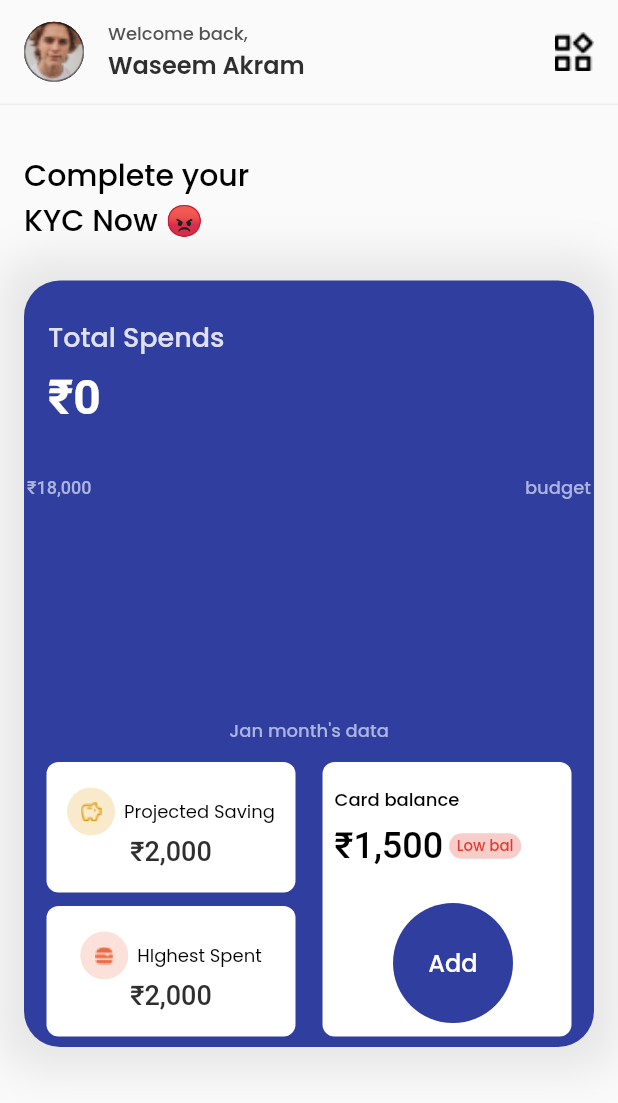
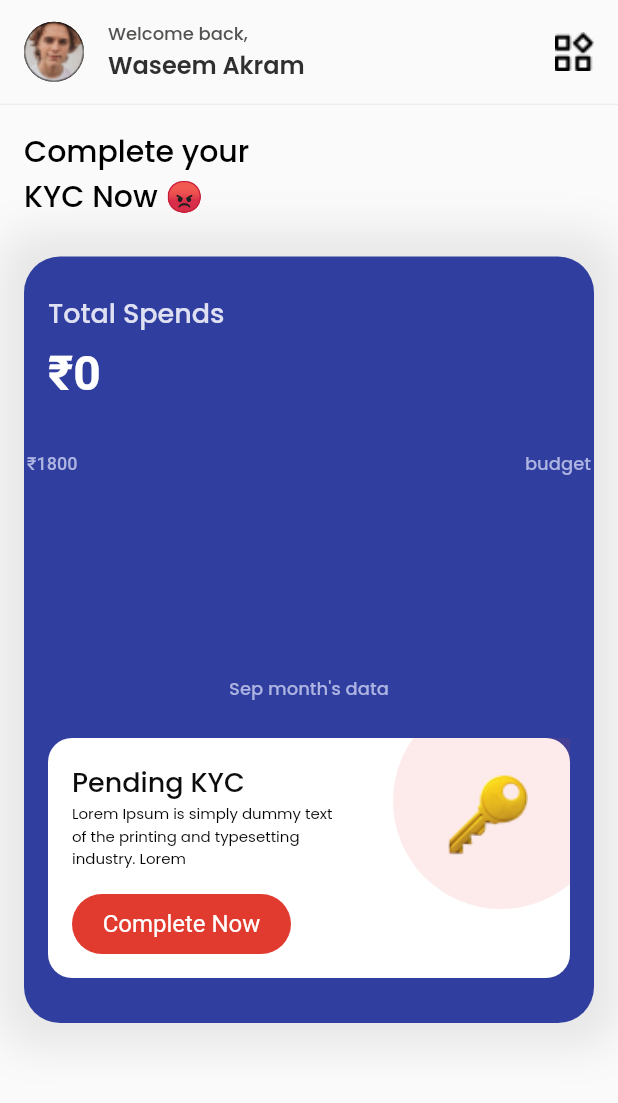
Before and after one commit to csi-vitpune/expense_tracker, a Flutter app: the screen it shows after launch, on a phone screen of 412 x 824 dp. Shown: the top 1103 px of the screen. Run offline on Flutter 3.47's test engine with Material 2 defaults, Android fonts, the phone set to English and light mode, and no system bars; drawn by our look-alikes of fl_chart; our stand-ins replace google_fonts.

Commit message:
added provider

```diff
--- a/lib/constant.dart
+++ /dev/null
@@ -1,6 +0,0 @@
-
-enum PaymentMethod{
-  Upi,
-  Card,
-  Cash
-}
--- /dev/null
+++ b/lib/providers/expenses_provider.dart
@@ -0,0 +1,38 @@
+import 'package:flutter/material.dart';
+
+import '../utils/constant.dart';
+import '../utils/models.dart';
+
+class ExpensesProvider extends ChangeNotifier {
+  bool _isKycComplete = false;
+  List<Spend> _expenses = [
+    Spend(
+        note: "base",
+        amountSpent: 1,
+        date: DateTime.utc(2022, DateTime.august, 1),
+        paymentMode: PaymentMethod.Upi),
+  ];
+
+  double _totalSpend = 0;
+
+  double get totalSpend => _totalSpend;
+
+  bool get isKycComplete => _isKycComplete;
+
+  List<Spend> get getExpenses => _expenses;
+
+  void completeKyc() {
+    _isKycComplete = true;
+    notifyListeners();
+  }
+
+  void addTransactionSpend(double amountSpend) {
+    _totalSpend = _totalSpend + amountSpend;
+    notifyListeners();
+  }
+
+  void addExpenses(Spend spend) {
+    _expenses.add(spend);
+    notifyListeners();
+  }
+}
--- /dev/null
+++ b/lib/utils/constant.dart
@@ -0,0 +1,18 @@
+enum PaymentMethod { Upi, Card, Cash }
+
+double MONTHLY_BUDGET = 1800.0;
+
+List<String> MONTHS = [
+  "January",
+  "February",
+  "March",
+  "April",
+  "May",
+  "June",
+  "July",
+  "August",
+  "September",
+  "October",
+  "November",
+  "December"
+];
--- /dev/null
+++ b/lib/utils/helper.dart
@@ -0,0 +1,26 @@
+import 'package:fl_chart/fl_chart.dart';
+import 'package:flutter/material.dart';
+import 'package:provider/provider.dart';
+
+import '../providers/expenses_provider.dart';
+
+class Helper {
+  double getDayInMonth() {
+    DateTime now = DateTime.now();
+    DateTime lastDayOfMonth = DateTime(now.year, now.month + 1, 0);
+    return lastDayOfMonth.day.toDouble();
+  }
+
+  List<FlSpot> getGraphPoints(BuildContext context) {
+    List<FlSpot> graphSpots = [];
+    double totalAmount = 0;
+    Provider.of<ExpensesProvider>(context, listen: false)
+        .getExpenses
+        .forEach((spend) {
+      int day = spend.date.day;
+      totalAmount = totalAmount + spend.amountSpent;
+      graphSpots.add(FlSpot(day.toDouble(), totalAmount));
+    });
+    return graphSpots;
+  }
+}
--- /dev/null
+++ b/lib/utils/models.dart
@@ -0,0 +1,14 @@
+import 'constant.dart';
+
+class Spend {
+  String note;
+  double amountSpent;
+  DateTime date;
+  PaymentMethod paymentMode;
+
+  Spend(
+      {required this.note,
+      required this.amountSpent,
+      required this.date,
+      required this.paymentMode});
+}
--- /dev/null
+++ b/lib/widgets/expense_graph_widget.dart
@@ -0,0 +1,53 @@
+import 'package:fl_chart/fl_chart.dart';
+import 'package:flutter/material.dart';
+
+import '../utils/constant.dart';
+import '../utils/helper.dart';
+
+class ExpenseGraphWidget extends StatelessWidget {
+  const ExpenseGraphWidget({Key? key}) : super(key: key);
+
+  @override
+  Widget build(BuildContext context) {
+    return Container(
+      width: double.infinity,
+      height: 122,
+      // color: Colors.red,
+      child: LineChart(
+        LineChartData(
+            minX: 1,
+            maxX: Helper().getDayInMonth(),
+            minY: 0,
+            maxY: MONTHLY_BUDGET,
+            borderData: FlBorderData(show: false),
+            titlesData: FlTitlesData(
+              show: true,
+              topTitles: AxisTitles(sideTitles: SideTitles(showTitles: false)),
+              rightTitles:
+                  AxisTitles(sideTitles: SideTitles(showTitles: false)),
+              bottomTitles: AxisTitles(
+                  sideTitles: SideTitles(
+                showTitles: false,
+              )),
+              leftTitles: AxisTitles(
+                  sideTitles: SideTitles(
+                showTitles: false,
+              )),
+            ),
+            gridData: FlGridData(show: false),
+            lineBarsData: [
+              LineChartBarData(
+                spots: Helper().getGraphPoints(context),
+                isCurved: true,
+                color: Color(0xffCCD2FF),
+                barWidth: 3,
+                curveSmoothness: 0.4,
+                dotData: FlDotData(
+                  show: false,
+                ),
+              )
+            ]),
+      ),
+    );
+  }
+}
--- a/lib/widgets/expense_track_widget.dart
+++ b/lib/widgets/expense_track_widget.dart
@@ -1,16 +1,19 @@
+import 'package:expense_tracker/providers/expenses_provider.dart';
 import 'package:expense_tracker/screens/add_transaction.dart';
+import 'package:expense_tracker/utils/constant.dart';
 import 'package:expense_tracker/widgets/add_expense.dart';
 import 'package:expense_tracker/widgets/complete_kyc_widget.dart';
+import 'package:expense_tracker/widgets/expense_graph_widget.dart';
 import 'package:expense_tracker/widgets/expense_highlight_widget.dart';
 import 'package:expense_tracker/widgets/poppins_text.dart';
 import 'package:expense_tracker/widgets/roboto_text.dart';
+import 'package:fl_chart/fl_chart.dart';
 import 'package:flutter/material.dart';
 import 'package:google_fonts/google_fonts.dart';
+import 'package:provider/provider.dart';
 
 class ExpenseTrackWidget extends StatelessWidget {
   ExpenseTrackWidget({Key? key}) : super(key: key);
-
-  bool kycCompleted = true;
 
   @override
   Widget build(BuildContext context) {
@@ -45,7 +48,8 @@ class ExpenseTrackWidget extends StatelessWidget {
             Padding(
               padding: EdgeInsets.only(left: 16, top: 8),
               child: RobotoText(
-                text: "₹0",
+                text:
+                    "₹${Provider.of<ExpensesProvider>(context, listen: true).totalSpend.toInt().toString()}",
                 fontSize: 32,
                 fontColor: const Color(0xFFFFFFFF),
                 fontWeight: FontWeight.w600,
@@ -57,7 +61,7 @@ class ExpenseTrackWidget extends StatelessWidget {
                 mainAxisSize: MainAxisSize.max,
                 children: [
                   RobotoText(
-                    text: "₹18,000",
+                    text: "₹${MONTHLY_BUDGET.toInt().toString()}",
                     fontSize: 12,
                     fontColor: const Color(0xFFADB4E2),
                   ),
@@ -70,18 +74,20 @@ class ExpenseTrackWidget extends StatelessWidget {
                 ],
               ),
             ),
+            ExpenseGraphWidget(),
             Align(
               alignment: Alignment.center,
               child: Padding(
-                padding: const EdgeInsets.only(top: 144),
+                padding: const EdgeInsets.only(top: 10),
                 child: PoppinsText(
-                  text: "Jan month's data",
+                  text:
+                      "${MONTHS[DateTime.now().month].substring(0, 3)} month's data",
                   fontColor: const Color(0xFFADB4E2),
                   fontSize: 12,
                 ),
               ),
             ),
-            kycCompleted
+            context.watch<ExpensesProvider>().isKycComplete
                 ? const AddExpense()
                 : const CompleteKycWidget()
           ],
--- a/lib/widgets/home_page_title.dart
+++ b/lib/widgets/home_page_title.dart
@@ -1,5 +1,7 @@
+import 'package:expense_tracker/providers/expenses_provider.dart';
 import 'package:expense_tracker/widgets/poppins_text.dart';
 import 'package:flutter/material.dart';
+import 'package:provider/provider.dart';
 
 class HomePageTitle extends StatelessWidget {
   const HomePageTitle({Key? key}) : super(key: key);
@@ -7,9 +9,11 @@ class HomePageTitle extends StatelessWidget {
   @override
   Widget build(BuildContext context) {
     return Padding(
-      padding: EdgeInsets.only(left: 16, top: 32),
+      padding: EdgeInsets.only(left: 16, top: 16),
       child: PoppinsText(
-        text: 'Complete your \nKYC Now 😡',
+        text: Provider.of<ExpensesProvider>(context, listen: true).isKycComplete
+            ? "Your doing\ngreat keep it up.👌"
+            : 'Complete your \nKYC Now 😡',
         fontSize: 20,
         fontWeight: FontWeight.w500,
       ),
--- a/pubspec.yaml
+++ b/pubspec.yaml
@@ -31,6 +31,8 @@ dependencies:
     sdk: flutter
   google_fonts:
   intl: ^0.17.0
+  fl_chart: ^0.55.1
+  provider: ^6.0.3
 
 
   # The following adds the Cupertino Icons font to your application.
```
Also changed, not shown: lib/main.dart (+8 -1 lines), lib/screens/add_transaction.dart (+39 -10 lines), lib/widgets/add_expense.dart (+12 -15 lines), lib/widgets/complete_kyc_widget.dart (+7 -2 lines), lib/widgets/payment_method_widget.dart (+30 -6 lines), lib/widgets/roboto_text.dart (+7 -4 lines), pubspec.lock.
